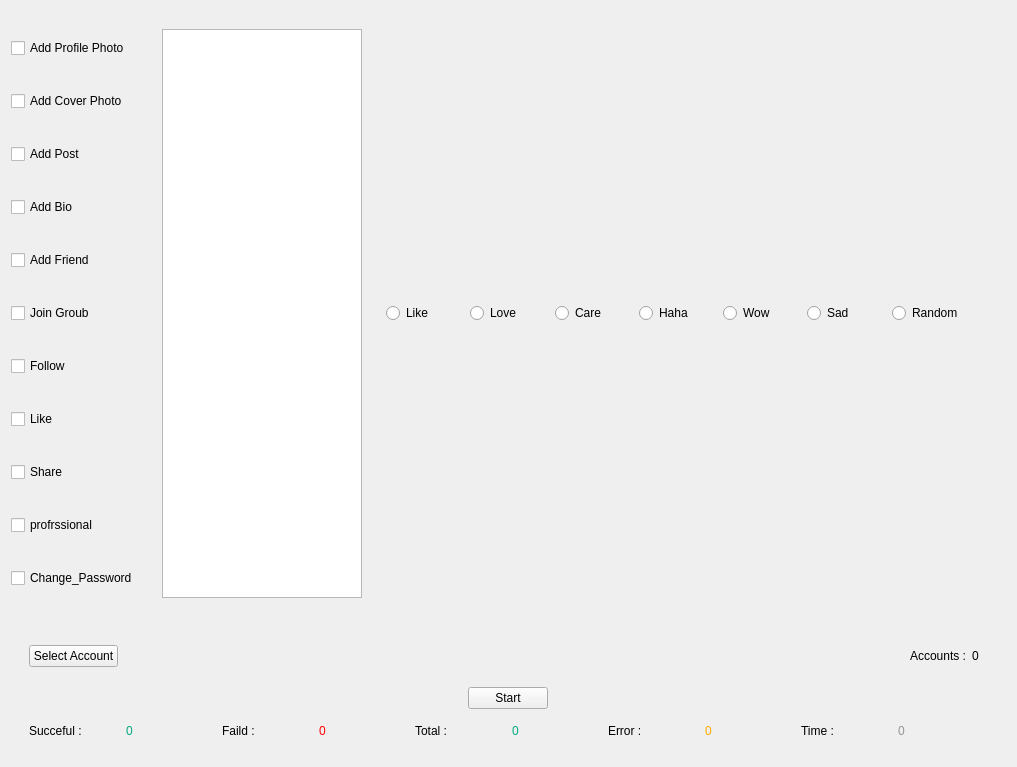
Qt form ui/Public/Edit.ui (kreemkhaled112/GUI) before a commit.
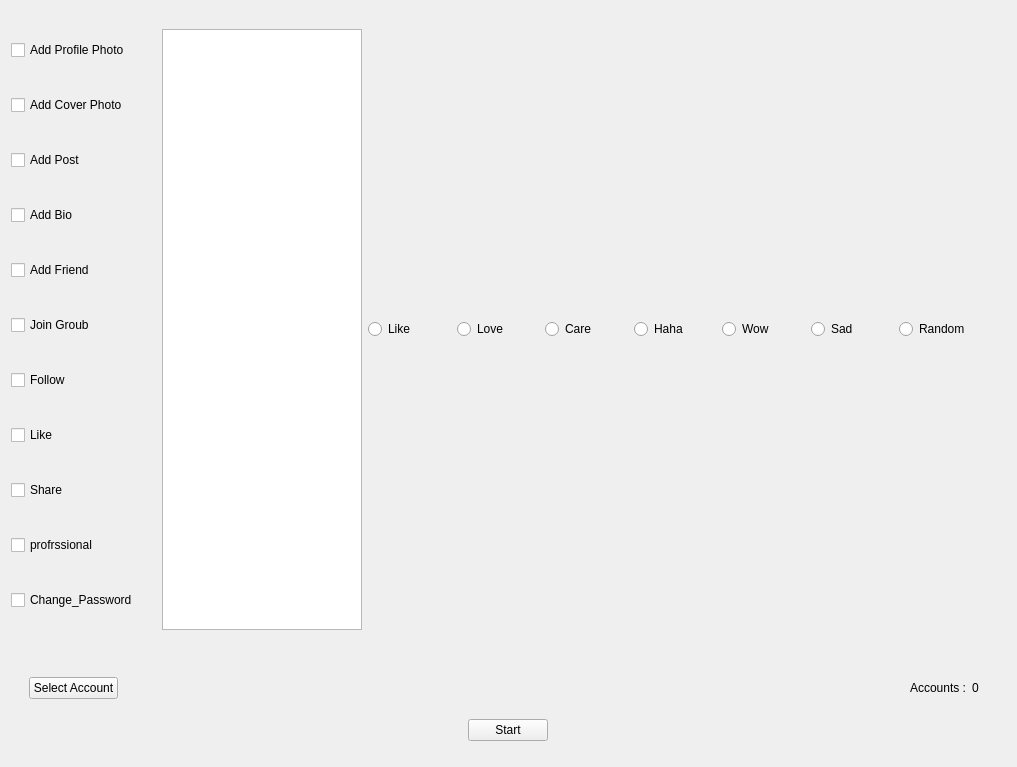
The same form after that commit. The open tabs and pages were chosen to show the change.

```diff
--- a/ui/Public/Edit.ui
+++ b/ui/Public/Edit.ui
@@ -34,7 +34,7 @@
 }</string>
   </property>
   <layout class="QGridLayout" name="gridLayout">
-   <item row="0" column="0">
+   <item row="1" column="0">
     <widget class="QWidget" name="widget_1" native="true">
      <layout class="QGridLayout" name="gridLayout_4">
       <property name="leftMargin">
@@ -748,7 +748,7 @@
                   <x>0</x>
                   <y>0</y>
                   <width>200</width>
-                  <height>574</height>
+                  <height>595</height>
                  </rect>
                 </property>
                 <property name="maximumSize">
@@ -782,10 +782,22 @@
              </item>
              <item>
               <widget class="QWidget" name="widget_3" native="true">
-               <layout class="QVBoxLayout" name="verticalLayout_2">
-                <item>
-                 <widget class="QWidget" name="widget" native="true">
                   <layout class="QHBoxLayout" name="horizontalLayout">
+                <property name="spacing">
+                 <number>0</number>
+                </property>
+                <property name="leftMargin">
+                 <number>0</number>
+                </property>
+                <property name="topMargin">
+                 <number>0</number>
+                </property>
+                <property name="rightMargin">
+                 <number>0</number>
+                </property>
+                <property name="bottomMargin">
+                 <number>0</number>
+                </property>
                    <item>
                     <widget class="QRadioButton" name="Like_2">
                      <property name="text">
@@ -833,9 +845,6 @@
                      <property name="text">
                       <string>Random</string>
                      </property>
-                    </widget>
-                   </item>
-                  </layout>
                  </widget>
                 </item>
                </layout>
@@ -1037,7 +1046,7 @@
      </layout>
     </widget>
    </item>
-   <item row="1" column="0">
+   <item row="2" column="0">
     <widget class="QWidget" name="widget_2" native="true">
      <layout class="QVBoxLayout" name="verticalLayout_16">
       <item>
@@ -1075,111 +1084,25 @@
       </item>
       <item alignment="Qt::AlignHCenter|Qt::AlignVCenter">
        <widget class="QPushButton" name="Start">
-        <property name="text">
-         <string>Start</string>
-        </property>
-       </widget>
-      </item>
-      <item>
-       <widget class="QWidget" name="widget_Info" native="true">
-        <layout class="QHBoxLayout" name="horizontalLayout_31">
-         <item>
-          <widget class="QLabel" name="successful1">
-           <property name="text">
-            <string>Succeful :</string>
-           </property>
-          </widget>
-         </item>
-         <item>
-          <widget class="QLabel" name="successful">
            <property name="styleSheet">
-            <string notr="true"> QLabel {
-	color: rgb(0, 170, 127);
-	}</string>
-           </property>
-           <property name="text">
-            <string>0</string>
-           </property>
-          </widget>
-         </item>
-         <item>
-          <widget class="QLabel" name="label_28">
-           <property name="text">
-            <string>Faild :</string>
-           </property>
-          </widget>
-         </item>
-         <item>
-          <widget class="QLabel" name="faild">
-           <property name="styleSheet">
-            <string notr="true"> QLabel {
-color: rgb(255, 0, 0);
-	}</string>
-           </property>
-           <property name="text">
-            <string>0</string>
-           </property>
-          </widget>
-         </item>
-         <item>
-          <widget class="QLabel" name="label_29">
-           <property name="text">
-            <string>Total :</string>
-           </property>
-          </widget>
-         </item>
-         <item>
-          <widget class="QLabel" name="total">
-           <property name="styleSheet">
-            <string notr="true"> QLabel {
-color: rgb(0, 170, 127);
-	}
+         <string notr="true">QPushButton:checked{
+background-color: rgb(255, 0, 0);
+}
 </string>
            </property>
            <property name="text">
-            <string>0</string>
-           </property>
-          </widget>
-         </item>
-         <item>
-          <widget class="QLabel" name="label_32">
-           <property name="text">
-            <string>Error :</string>
+         <string>Start</string>
+        </property>
+        <property name="checkable">
+         <bool>true</bool>
            </property>
           </widget>
          </item>
-         <item>
-          <widget class="QLabel" name="error">
-           <property name="styleSheet">
-            <string notr="true">color: rgb(255, 170, 0);</string>
-           </property>
-           <property name="text">
-            <string>0</string>
-           </property>
-          </widget>
-         </item>
-         <item>
-          <widget class="QLabel" name="label_34">
-           <property name="text">
-            <string>Time :</string>
-           </property>
-          </widget>
-         </item>
-         <item>
-          <widget class="QLabel" name="time">
-           <property name="styleSheet">
-            <string notr="true">color: rgb(148, 148, 148);</string>
-           </property>
-           <property name="text">
-            <string>0</string>
-           </property>
-          </widget>
-         </item>
         </layout>
        </widget>
       </item>
-     </layout>
-    </widget>
+   <item row="3" column="0">
+    <widget class="QWidget" name="widget_Info" native="true"/>
    </item>
   </layout>
  </widget>
```
Left out of the diff: 40 changed lines with no effect on the pictures. Lines whose indentation alone changed are shown as unchanged.
